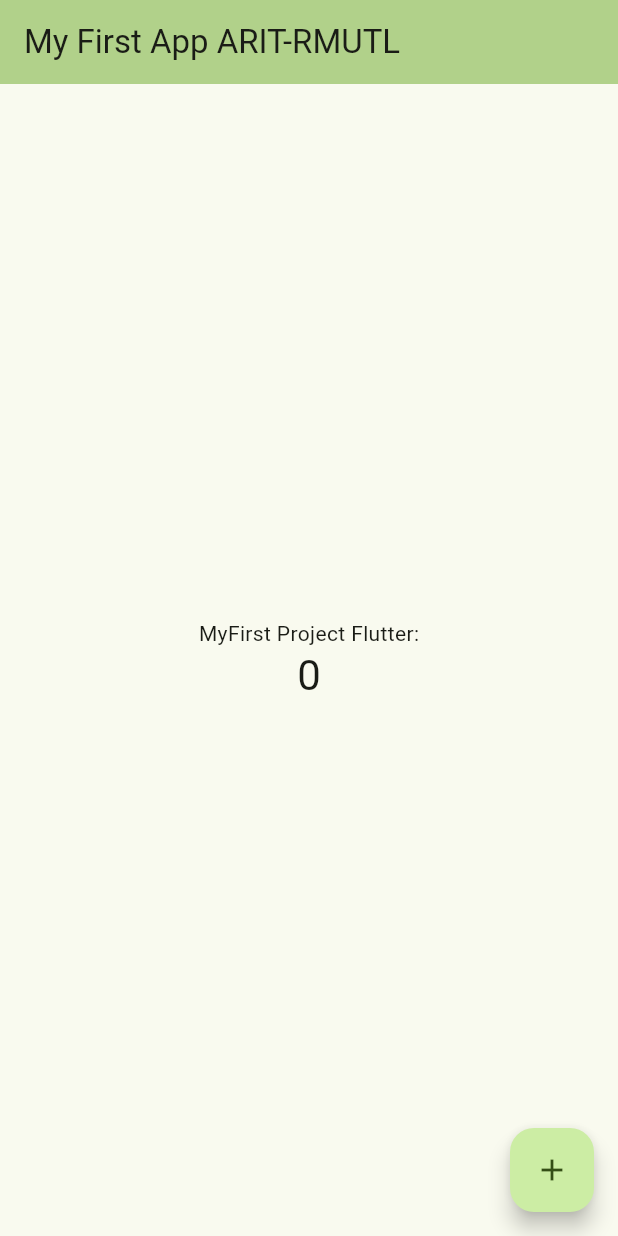
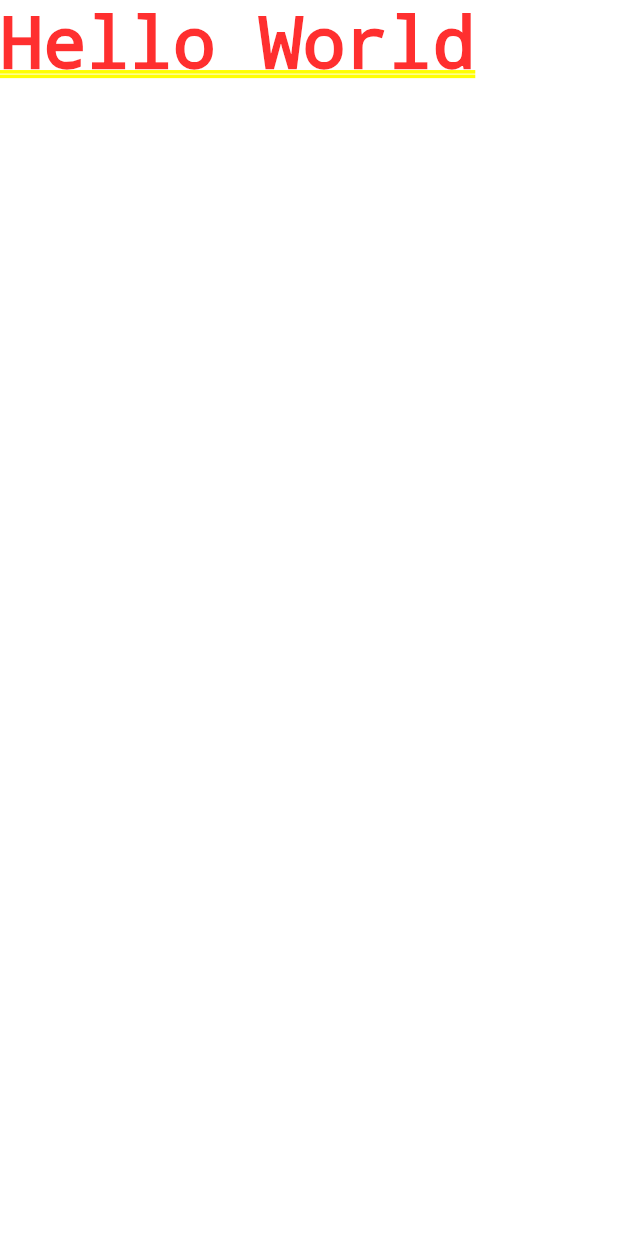
Before and after one commit to noptech85/android01, a Flutter app: the screen it shows after launch, on a phone screen of 412 x 824 dp. Run offline on Flutter 3.47's test engine with Material 3 defaults, Android fonts, the phone set to English and light mode, and no system bars.

Commit message:
AndroidApp-V1

```diff
--- a/lib/main.dart
+++ b/lib/main.dart
@@ -14,10 +14,10 @@ class MyApp extends StatelessWidget {
       title: 'Flutter Demo',
       theme: ThemeData(
 
-        colorScheme: ColorScheme.fromSeed(seedColor: Colors.lightGreen),
+        colorScheme: ColorScheme.fromSeed(seedColor: Colors.white),
         useMaterial3: true,
       ),
-      home: const MyHomePage(title: 'My First App ARIT-RMUTL'),
+      home: const MyHomePage(),
     );
   }
 }
--- a/lib/my_home_page.dart
+++ b/lib/my_home_page.dart
@@ -1,55 +1,10 @@
-import 'package:flutter/material.dart';
+import 'package:flutter/cupertino.dart';
 
-class MyHomePage extends StatefulWidget {
-  const MyHomePage({super.key, required this.title});
-
-  final String title;
-
-  @override
-  State<MyHomePage> createState() => _MyHomePageState();
-}
-
-class _MyHomePageState extends State<MyHomePage> {
-  int _counter = 0;
-
-  void _incrementCounter() {
-    setState(() {
-
-      _counter++;
-    });
-  }
+class MyHomePage  extends StatelessWidget {
+  const MyHomePage({super.key});
 
   @override
   Widget build(BuildContext context) {
-
-    return Scaffold(
-      appBar: AppBar(
-
-        backgroundColor: Theme.of(context).colorScheme.inversePrimary,
-
-        title: Text(widget.title),
-      ),
-      body: Center(
-
-        child: Column(
-
-          mainAxisAlignment: MainAxisAlignment.center,
-          children: <Widget>[
-            const Text(
-              'MyFirst Project Flutter:',
-            ),
-            Text(
-              '$_counter',
-              style: Theme.of(context).textTheme.headlineMedium,
-            ),
-          ],
-        ),
-      ),
-      floatingActionButton: FloatingActionButton(
-        onPressed: _incrementCounter,
-        tooltip: 'Increment',
-        child: const Icon(Icons.add),
-      ), // This trailing comma makes auto-formatting nicer for build methods.
-    );
+    return const Text('Hello World');
   }
 }
```
